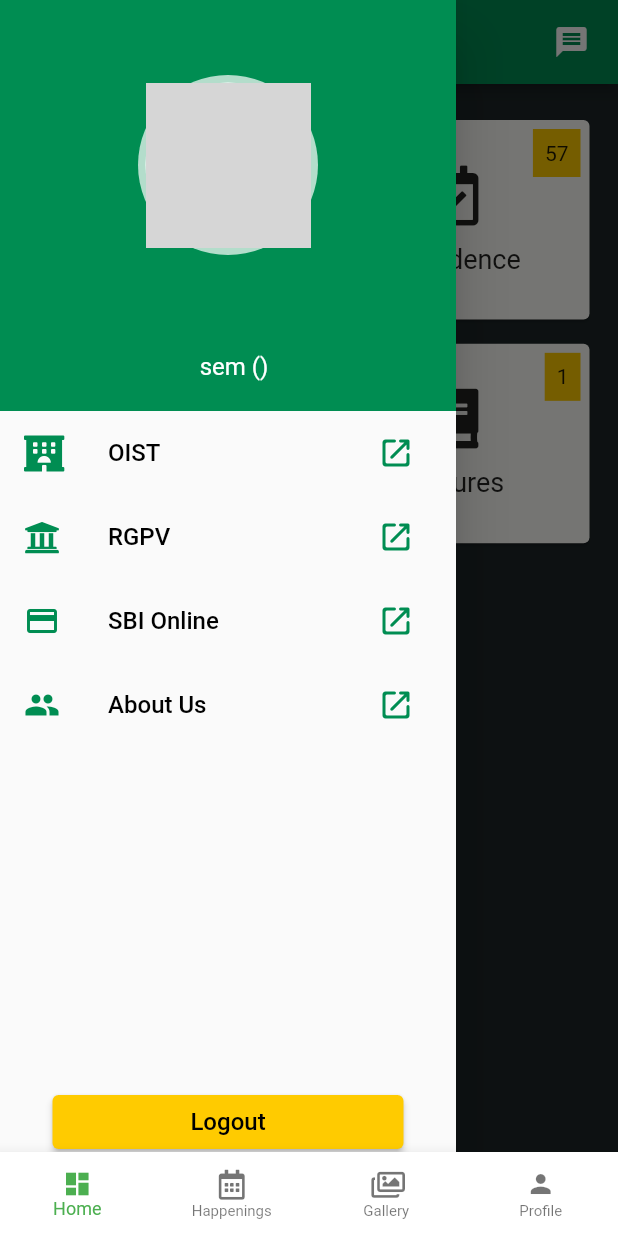
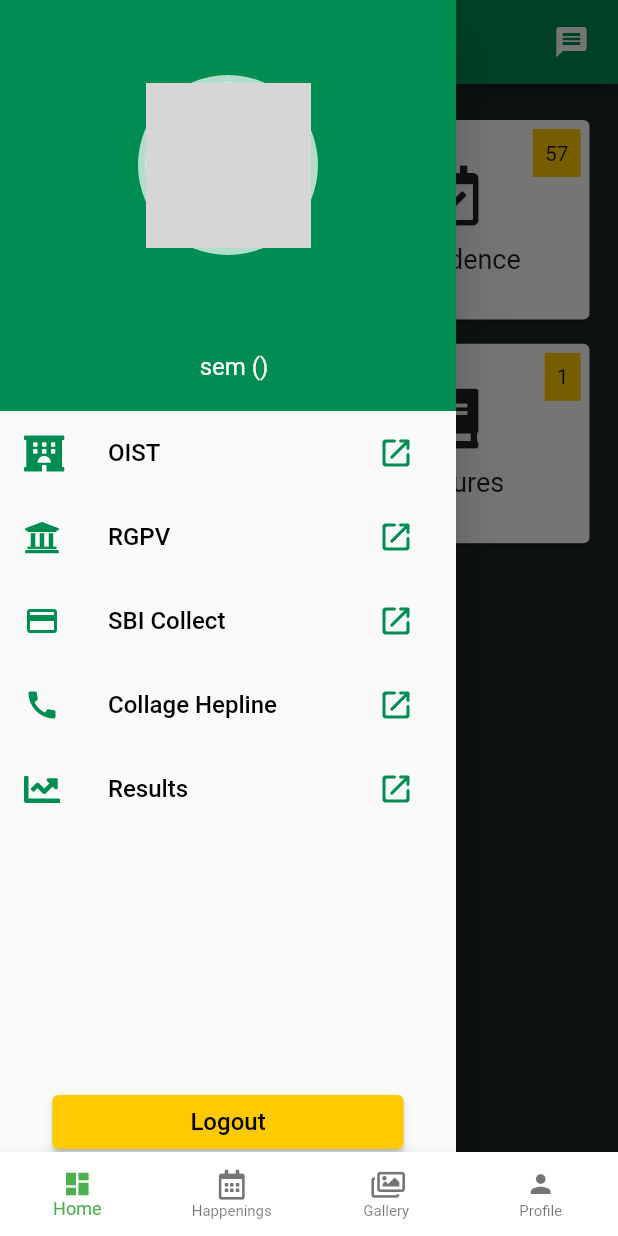
Before and after one commit to imrishuroy/oriental_management, a Flutter app: the screen it shows once a user with an empty profile is signed in, in the side drawer, after a tap on "Assignments", on a phone screen of 412 x 824 dp. Run offline on Flutter 3.47's test engine with Material 2 defaults, Android fonts, the phone set to English and light mode, and no system bars; our stand-ins replace carousel_slider, cloud_firestore, firebase_auth, firebase_core, firebase_storage, fl_chart and 2 more; accounts and stored records are empty; network calls fail; grey boxes are pictures that could not be loaded.

```diff
--- a/lib/data/external_links_data.dart
+++ b/lib/data/external_links_data.dart
@@ -13,13 +13,23 @@ const List externalLink = [
     'link': 'https://www.rgpv.ac.in',
   },
   {
-    'title': 'SBI Online',
+    'title': 'SBI Collect',
     'icon': Icons.payment,
-    'link': 'https://www.onlinesbi.com',
+    'link': 'https://www.onlinesbi.com/sbicollect/icollecthome.htm',
   },
   {
-    'title': 'About Us',
-    'icon': Icons.group,
-    'link': '',
-  }
+    'title': 'Collage Hepline',
+    'icon': Icons.call,
+    'link': 'https://www.oistbpl.com/contact.php',
+  },
+  {
+    'title': 'Results',
+    'icon': FontAwesomeIcons.chartLine,
+    'link': 'http://result.rgpv.ac.in/Result/ProgramSelect.aspx',
+  },
+  // {
+  //   'title': 'About Us',
+  //   'icon': Icons.group,
+  //   'link': '',
+  // }
 ];
--- a/lib/screens/login_screen.dart
+++ b/lib/screens/login_screen.dart
@@ -2,6 +2,8 @@ import 'package:flutter/material.dart';
 import 'package:firebase_auth/firebase_auth.dart';
 
 import 'package:oriental_management/screens/register_screen.dart';
+import 'package:oriental_management/services/auth_service.dart';
+import 'package:provider/provider.dart';
 
 class LoginScreen extends StatefulWidget {
   static String routeName = '/login-screen';
@@ -22,7 +24,7 @@ class _LoginScreenState extends State<LoginScreen> {
   bool _hidePassword = true;
   bool _isLoading = false;
 
-  void _login() async {
+  void _login(BuildContext ctx) async {
     final form = _formKey.currentState!;
     FocusScope.of(context).unfocus();
     if (form.validate()) {
@@ -32,12 +34,13 @@ class _LoginScreenState extends State<LoginScreen> {
           _isLoading = true;
         });
         // UserCredential userCredential =
-        await FirebaseAuth.instance.signInWithEmailAndPassword(
+        await Provider.of<AuthServices>(context, listen: false)
+            .signInWithEmailAndPassword(
           email: _email!,
           password: _password!,
         );
         // print(userCredential);
-        Navigator.pushReplacementNamed(context, '/');
+        // Navigator.pushReplacementNamed(context, '/');
       } on FirebaseAuthException catch (error) {
         setState(() {
           _isLoading = false;
@@ -181,7 +184,7 @@ class _LoginScreenState extends State<LoginScreen> {
                       ElevatedButton(
                         //  color: Color.fromRGBO(0, 141, 82, 1),
                         onPressed: () {
-                          _login();
+                          _login(context);
                         },
                         child: Padding(
                           padding: const EdgeInsets.all(8.0),
--- a/lib/screens/register_screen.dart
+++ b/lib/screens/register_screen.dart
@@ -1,7 +1,6 @@
 import 'package:firebase_auth/firebase_auth.dart';
 import 'package:flutter/material.dart';
 import 'package:flutter/services.dart';
-import 'package:google_fonts/google_fonts.dart';
 
 import 'package:oriental_management/services/auth_service.dart';
 
```
Also changed, not shown: lib/screens/assignments_screen.dart (+11 -6 lines), lib/screens/edit_profile_screen.dart (+48 -5 lines), lib/widgets/one_assignment_tile.dart (+16 -2 lines).
